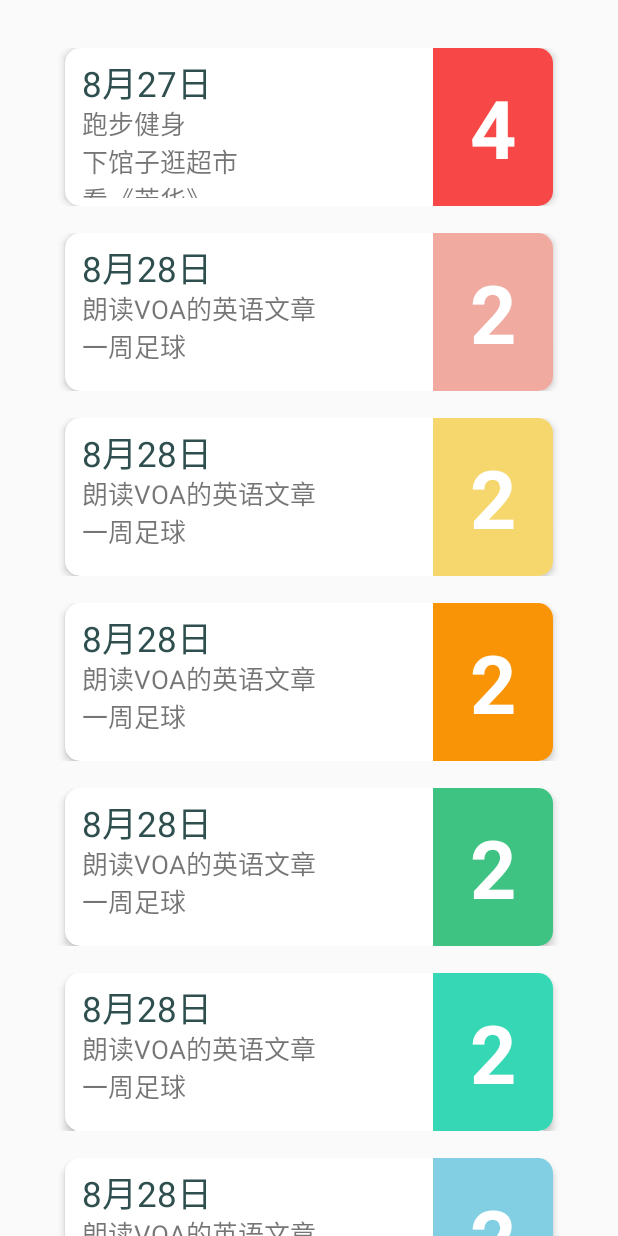
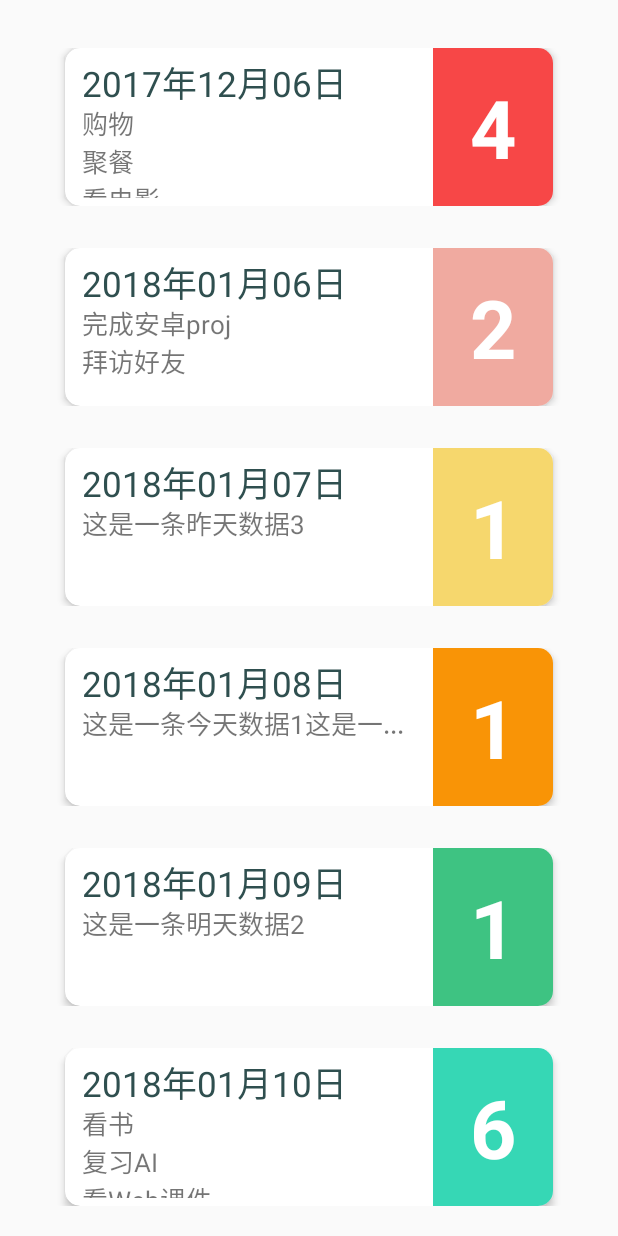
Before and after one commit to LEOch007/SimpleDo, an Android app: the Datetask screen opened directly, with no data from a screen before it, in the side drawer, after a tap on "查看日程", on a phone screen of 412 x 824 dp. Run offline under Robolectric (Android 15) with nearby library versions, the light colour scheme and no system bars.

Commit message:
Datetask完整版

```diff
--- a/app/src/main/java/com/gy/linjliang/simpledo/Datetask.java
+++ b/app/src/main/java/com/gy/linjliang/simpledo/Datetask.java
@@ -1,5 +1,8 @@
 package com.gy.linjliang.simpledo;
 
+import android.content.Intent;
+import android.database.Cursor;
+import android.database.sqlite.SQLiteDatabase;
 import android.content.Intent;
 import android.os.Bundle;
 import android.support.annotation.NonNull;
@@ -10,9 +13,15 @@ import android.support.v7.app.AppCompatActivity;
 import android.support.v7.widget.LinearLayoutManager;
 import android.support.v7.widget.RecyclerView;
 import android.view.MenuItem;
+import android.view.View;
 
 import java.util.ArrayList;
+import java.util.Collections;
+import java.util.Comparator;
+import java.util.HashSet;
+import java.util.Iterator;
 import java.util.List;
+import java.util.Set;
 
 /**
  * Created by lenovo on 2018/1/6.
@@ -26,6 +35,7 @@ public class Datetask extends AppCompatActivity {
     private NavigationView navigationView;
     private ActionBar actionBar;
 
+    private MyDatabase myDatabase=new MyDatabase(this,"Finalitem.db",null,1);
     @Override
     protected void onCreate(Bundle savedInstanceState) {
         super.onCreate(savedInstanceState);
@@ -80,25 +90,64 @@ public class Datetask extends AppCompatActivity {
 
         /* -- RecyclerView -- */
         itemdates = new ArrayList<>();
-        //
-        itemdates.add(new itemdate("8月27日","跑步健身\n下馆子逛超市\n看《芳华》","4"));
-        itemdates.add(new itemdate("8月28日","朗读VOA的英语文章\n一周足球\n","2"));
-        itemdates.add(new itemdate("8月28日","朗读VOA的英语文章\n一周足球\n","2"));
-        itemdates.add(new itemdate("8月28日","朗读VOA的英语文章\n一周足球\n","2"));
-        itemdates.add(new itemdate("8月28日","朗读VOA的英语文章\n一周足球\n","2"));
-        itemdates.add(new itemdate("8月28日","朗读VOA的英语文章\n一周足球\n","2"));
-        itemdates.add(new itemdate("8月28日","朗读VOA的英语文章\n一周足球\n","2"));
-        itemdates.add(new itemdate("8月28日","朗读VOA的英语文章\n一周足球\n","2"));
-        itemdates.add(new itemdate("8月28日","朗读VOA的英语文章\n一周足球\n","2"));
-        itemdates.add(new itemdate("8月28日","朗读VOA的英语文章\n一周足球\n","2"));
-        itemdates.add(new itemdate("8月28日","朗读VOA的英语文章\n一周足球\n","2"));
-        itemdates.add(new itemdate("8月28日","朗读VOA的英语文章\n一周足球\n","2"));
-        itemdates.add(new itemdate("8月28日","朗读VOA的英语文章\n一周足球\n","2"));
-        //
+        /*  计算当前时刻数据库情况 */
+        List<String> ldate = new ArrayList<>(); //所有的日期
+        SQLiteDatabase db=myDatabase.getReadableDatabase();
+        Cursor cursor;
+        cursor = db.rawQuery("select * from item order by startyear, startmonth, startday",null); //排序
+        for (cursor.moveToFirst();!(cursor.isAfterLast());cursor.moveToNext()) {
+            String startyear = cursor.getString(cursor.getColumnIndex("startyear"));
+            String startmonth = cursor.getString(cursor.getColumnIndex("startmonth"));
+            String startday = cursor.getString(cursor.getColumnIndex("startday"));
+
+            String date = startyear + "-" + startmonth + "-" +  startday;
+            ldate.add(date);
+        }
+        cursor.close();
+        removeDuplicateWithOrder(ldate); //去重
+        //遍历每一天
+        for(int i=0;i<ldate.size();i++){
+            itemdate idate = new itemdate(); //新一天
+
+            String date = ldate.get(i);
+            String dates[] = date.split("-");
+            idate.setDate(dates[0]+"年"+dates[1]+"月"+dates[2]+"日"); //日期属性
+
+            int sum = 0;
+            String text = "";
+            String sql = String.format("select * from item where startyear='%s' and startmonth='%s' and startday='%s'",dates[0],dates[1],dates[2]);
+            cursor = db.rawQuery(sql,null);
+            for (cursor.moveToFirst();!(cursor.isAfterLast());cursor.moveToNext()) {
+                sum += 1;
+                String cont = cursor.getString(cursor.getColumnIndex("content"));
+                if(cont.length()>12){cont = cont.substring(0,12)+"...";} //过长
+                if((sum==1)||(sum==2)){text = text+cont+"\n";}
+                else if(sum==3){text = text+cont;}
+                idate.setDatecon(text); //内容属性
+            }
+            idate.setDatenum(""+sum); //数量属性
+            itemdates.add(idate); //加入列表
+        }
+        /* -------------------------------- */
         myAdapter = new MyAdapter(this,itemdates);
         rview.setLayoutManager(new LinearLayoutManager(this)); //垂直布局
         rview.setAdapter(myAdapter);
-
+        myAdapter.setOnItemClickLitener(new MyAdapter.OnItemClickLitener() {
+            //点击事件
+            @Override
+            public void onItemClick(View view, int position) {
+                Intent intent = new Intent(Datetask.this,MainActivity.class);
+                String sdate = itemdates.get(position).getDate();
+                sdate = sdate.substring(0,4)+"-"+sdate.substring(5,7)+"-"+sdate.substring(8,10);
+                intent.putExtra("date",sdate);
+                startActivity(intent);
+            }
+            //长按事件
+            @Override
+            public boolean onItemLongClick(View view, int position) {
+                return true;
+            }
+        });
     }
     //找到控件
     public void init(){
@@ -107,4 +156,15 @@ public class Datetask extends AppCompatActivity {
         navigationView = (NavigationView) findViewById(R.id.nav_view);
         actionBar = getSupportActionBar();
     }
+    // 删除ArrayList中重复元素，保持顺序
+    public static void removeDuplicateWithOrder(List list)  {
+        Set set  =   new HashSet();
+        List newList  =   new  ArrayList();
+        for(Iterator iter = list.iterator(); iter.hasNext();)  {
+            Object element  =  iter.next();
+            if  (set.add(element)){newList.add(element);}
+        }
+        list.clear();
+        list.addAll(newList);
+    }
 }
--- a/app/src/main/java/com/gy/linjliang/simpledo/MainActivity.java
+++ b/app/src/main/java/com/gy/linjliang/simpledo/MainActivity.java
@@ -73,6 +73,16 @@ public class MainActivity extends AppCompatActivity {
 
         //data();
 
+        myDatabase.insert(new item("101","working","完成安卓proj","2018","01","06","00","00","2018","01","08","22","00"));
+        myDatabase.insert(new item("102","studying","看书","2018","01","10","00","00","2018","1","14","22","00"));
+        myDatabase.insert(new item("103","living","购物","2017","12","06","00","00","2017","12","08","12","00"));
+        myDatabase.insert(new item("104","living","聚餐","2017","12","06","08","00","2017","12","08","11","30"));
+        myDatabase.insert(new item("105","living","看电影","2017","12","06","22","00","2017","12","06","23","40"));
+        myDatabase.insert(new item("106","living","拜访好友","2018","01","06","00","00","2018","01","08","12","00"));
+        myDatabase.insert(new item("107","working","写报告","2017","12","06","08","00","2017","12","06","09","00"));
+        myDatabase.insert(new item("108","studying","复习AI","2018","01","10","09","00","2018","1","10","10","00"));
+        myDatabase.insert(new item("109","studying","看Web课件","2018","01","10","10","00","2018","1","10","11","30"));
+        myDatabase.insert(new item("110","living","听音乐","2018","01","10","12","00","2018","1","10","12","20"));
         show(myDatabase);
         buttonadd.setOnClickListener(new View.OnClickListener() {
             @Override
--- a/app/src/main/java/com/gy/linjliang/simpledo/itemdate.java
+++ b/app/src/main/java/com/gy/linjliang/simpledo/itemdate.java
@@ -10,6 +10,12 @@ public class itemdate implements Serializable {
     private String date;
     private String datecon;
     private String datenum;
+
+    public itemdate(){
+        this.date = "2018年1月8日";
+        this.datecon = "完成安卓proj\n好好学习\n听音乐";
+        this.datenum = "5";
+    }
 
     public itemdate(String sdate,String sdatecon,String sdatenum){
         this.date = sdate;
--- a/app/src/main/res/layout/item_datetask.xml
+++ b/app/src/main/res/layout/item_datetask.xml
@@ -7,7 +7,7 @@
     android:layout_width="match_parent"
     android:layout_height="wrap_content"
     android:elevation="2dp"
-    android:layout_marginBottom="18dp"
+    android:layout_marginBottom="28dp"
     >
 
     <android.support.v7.widget.CardView
```
